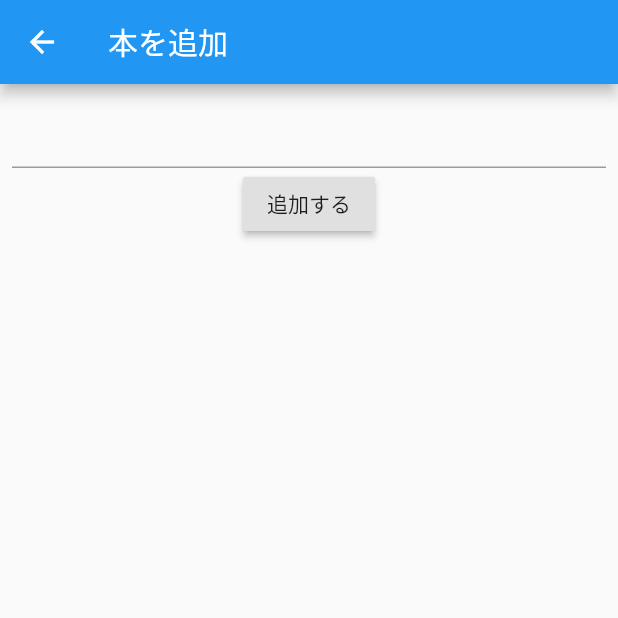
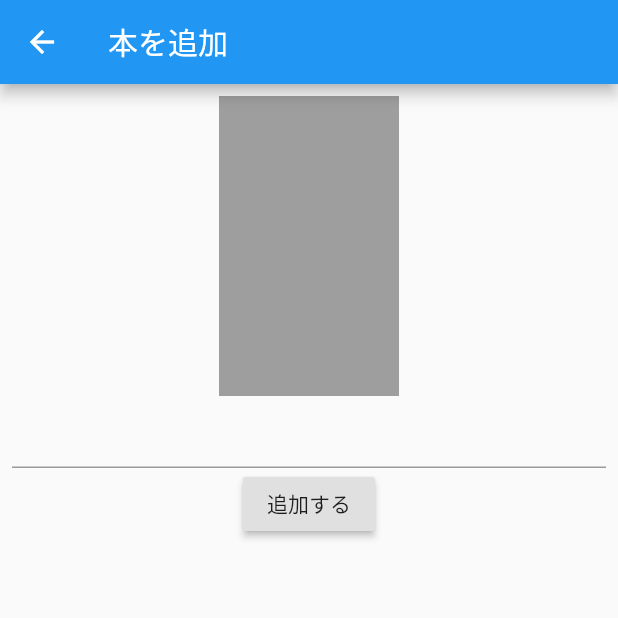
Before and after one commit to nakada-git/coriander, a Flutter app: the AddBookPage screen opened directly, on a phone screen of 412 x 824 dp, the top half of it. Run offline on Flutter 3.47's test engine with Material 2 defaults, Android fonts, the phone set to English and light mode, and no system bars; our stand-ins replace cloud_firestore, firebase_auth, firebase_storage, image_picker; accounts and stored records are empty.

```diff
--- a/lib/domain/book.dart
+++ b/lib/domain/book.dart
@@ -4,8 +4,10 @@ class Book {
   Book(DocumentSnapshot doc) {
     documentID = doc.documentID;
     title = doc['title'];
+    imageURL = doc['imageURL'];
   }
 
   String documentID;
   String title;
+  String imageURL;
 }
--- a/lib/presentation/add_books/add_book_page.dart
+++ b/lib/presentation/add_books/add_book_page.dart
@@ -1,3 +1,5 @@
+import 'dart:io';
+
 import 'package:coriander/domain/book.dart';
 import 'package:flutter/cupertino.dart';
 import 'package:flutter/material.dart';
@@ -33,6 +35,18 @@ class AddBookPage extends StatelessWidget {
               padding: const EdgeInsets.all(8.0),
               child: Column(
                 children: <Widget>[
+                  SizedBox(
+                    width: 120,
+                    height: 200,
+                    child: InkWell(
+                      onTap: () async {
+                        await model.showImagePicker();
+                      },
+                      child: model.imageFile != null
+                          ? Image.file(model.imageFile)
+                          : Container(color: Colors.grey),
+                    ),
+                  ),
                   TextField(
                     controller: textEditingController,
                     onChanged: (text) {
--- a/lib/presentation/book_list/book_list_page.dart
+++ b/lib/presentation/book_list/book_list_page.dart
@@ -22,6 +22,7 @@ class BookListPage extends StatelessWidget {
             final listTiles = books
                 .map(
                   (book) => ListTile(
+                    leading: Image.network(book.imageURL),
                     title: Text(book.title),
                     trailing: IconButton(
                       icon: Icon(Icons.edit),
--- a/pubspec.yaml
+++ b/pubspec.yaml
@@ -18,6 +18,8 @@ dependencies:
   firebase_core: ^0.4.5
   cloud_firestore: ^0.13.7
   firebase_auth: ^0.16.1
+  image_picker: ^0.6.5
+  firebase_storage: ^3.1.6
 
 dev_dependencies:
   flutter_test:
```
Also changed, not shown: lib/presentation/add_books/add_book_model.dart (+32 -0 lines), lib/presentation/main/main.dart (+9 -0 lines), pubspec.lock, 1 other file.
